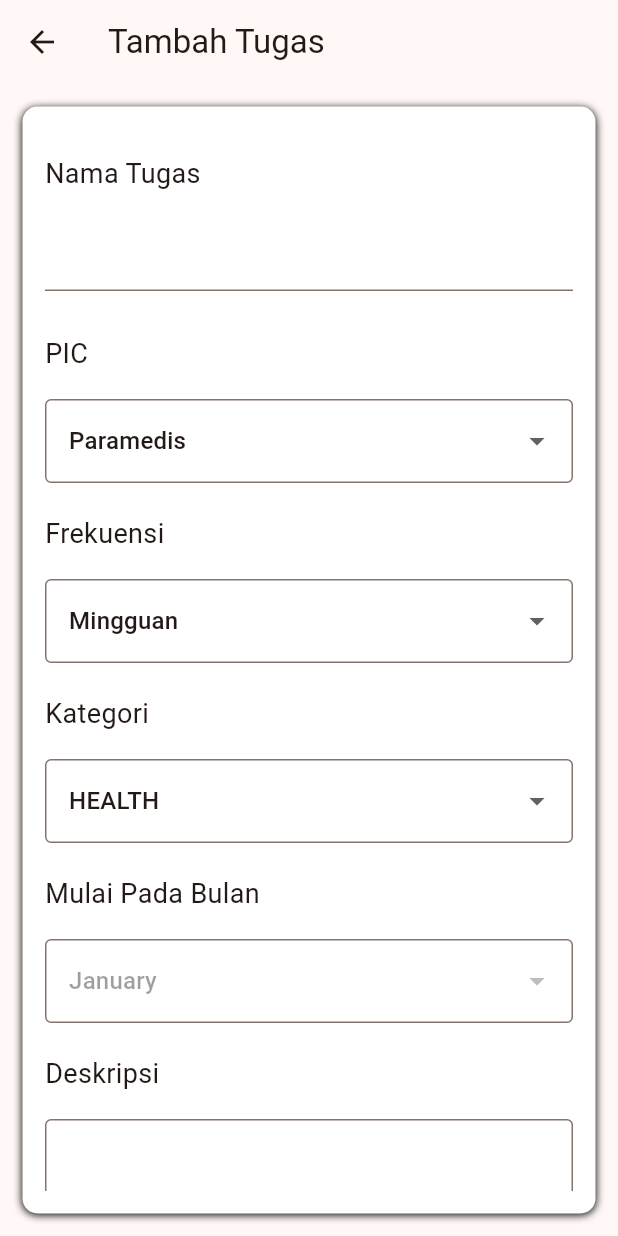
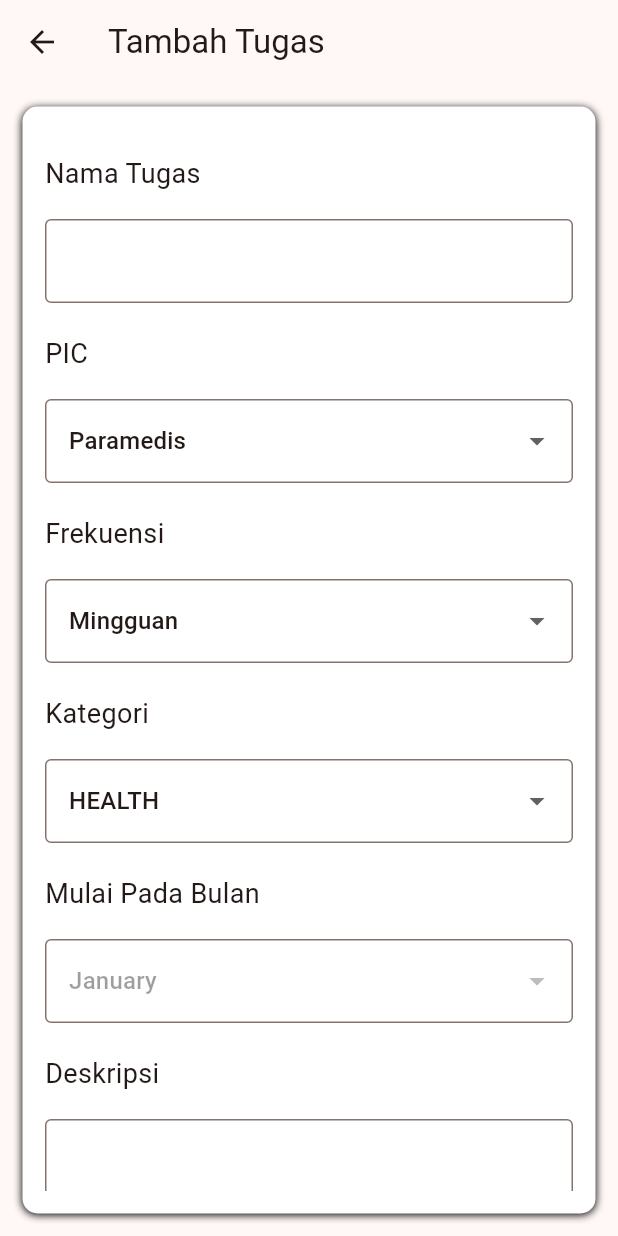
Before and after one commit to Haikal-Murtaza/pertaminaAPP, a Flutter app: the AddDataTugasPage screen opened directly, on a phone screen of 412 x 824 dp. Run offline on Flutter 3.47's test engine with Material 3 defaults, Android fonts, the light colour scheme and no system bars; our stand-ins replace cloud_firestore, firebase_core, image_picker; missing offline and left inert: dart:ffi; accounts and stored records are empty.

Commit message:
add, sort by kategori tugas done

```diff
--- a/lib/daftar_tugas/datatugas_add.dart
+++ b/lib/daftar_tugas/datatugas_add.dart
@@ -72,39 +72,86 @@ class _AddDataTugasPage extends State<AddDataTugasPage> {
           scrollDirection: Axis.vertical,
           child: Column(
             children: [
+              buildTextField('Nama Tugas', namaTugas, setWidth),
+              buildDropdownField('PIC', selectedPIC, picOptions),
+              buildDropdownField(
+                  'Frekuensi', selectedFrekuensi, frekuensiOptions),
+              buildDropdownField('Kategori', selectedKategori, kategoriOptions),
+              buildDropdownField('Mulai Pada Bulan', selectedStartMonth,
+                  monthOptions, selectedFrekuensi == 'Mingguan'),
+              buildTextField('Deskripsi', deskripsi, setWidth,
+                  isMultiLine: true),
+              buildButton('Add', Colors.grey, _addKaryawan),
+            ],
+          ),
+        ),
+      ),
+    );
+  }
+
+  Widget buildTextField(
+      String label, TextEditingController controller, double width,
+      {bool isMultiLine = false}) {
+    return Column(
+      crossAxisAlignment: CrossAxisAlignment.start,
+      children: [
         Container(
           height: 60,
           alignment: Alignment.centerLeft,
-                child: Text('Nama Tugas', style: TextStyle(fontSize: 18)),
+          child: Text(label, style: TextStyle(fontSize: 18)),
+        ),
+        SizedBox(
+          height: isMultiLine ? 120 : 60,
+          width: width,
+          child: TextFormField(
+            controller: controller,
+            textAlignVertical:
+                isMultiLine ? TextAlignVertical.top : TextAlignVertical.bottom,
+            style: TextStyle(fontSize: 16),
+            maxLines: isMultiLine ? 6 : 1,
+            decoration: InputDecoration(
+              border: OutlineInputBorder(),
+            ),
+          ),
+        ),
+      ],
+    );
+  }
+
+  Widget buildDropdownField(String label, String value, List<String> options,
+      [bool isDisabled = false]) {
+    return Column(
+      crossAxisAlignment: CrossAxisAlignment.start,
+      children: [
+        Container(
+          height: 60,
+          alignment: Alignment.centerLeft,
+          child: Text(label, style: TextStyle(fontSize: 18)),
         ),
         SizedBox(
           height: 60,
-                width: setWidth,
-                child: TextFormField(
-                  controller: namaTugas,
-                  textAlignVertical: TextAlignVertical.bottom,
-                  style: TextStyle(fontSize: 16),
-                ),
-              ),
-              Container(
-                height: 60,
-                alignment: Alignment.centerLeft,
-                child: Text('PIC', style: TextStyle(fontSize: 18)),
-              ),
-              SizedBox(
-                height: 60,
-                width: setWidth,
           child: DropdownButtonFormField(
-                  value: selectedPIC,
-                  items: picOptions.map((String pic) {
+            value: value,
+            items: options.map((String option) {
               return DropdownMenuItem(
-                      value: pic,
-                      child: Text(pic),
+                value: option,
+                child: Text(option),
               );
             }).toList(),
-                  onChanged: (newValue) {
+            onChanged: isDisabled
+                ? null
+                : (newValue) {
                     setState(() {
+                      switch (label) {
+                        case 'PIC':
                           selectedPIC = newValue.toString();
+                        case 'Frekuensi':
+                          selectedFrekuensi = newValue.toString();
+                        case 'Kategori':
+                          selectedKategori = newValue.toString();
+                        case 'Mulai Pada Bulan':
+                          selectedStartMonth = newValue.toString();
+                      }
                     });
                   },
             decoration: InputDecoration(
@@ -112,131 +159,31 @@ class _AddDataTugasPage extends State<AddDataTugasPage> {
             ),
           ),
         ),
-              Container(
-                height: 60,
-                alignment: Alignment.centerLeft,
-                child: Text('Frekuensi', style: TextStyle(fontSize: 18)),
-              ),
-              SizedBox(
-                height: 60,
-                width: setWidth,
-                child: DropdownButtonFormField(
-                  value: selectedFrekuensi,
-                  items: frekuensiOptions.map((String frekuensi) {
-                    return DropdownMenuItem(
-                      value: frekuensi,
-                      child: Text(frekuensi),
+      ],
     );
-                  }).toList(),
-                  onChanged: (newValue) {
-                    setState(() {
-                      selectedFrekuensi = newValue.toString();
-                    });
-                  },
-                  decoration: InputDecoration(
-                    border: OutlineInputBorder(),
-                  ),
-                ),
-              ),
-              Container(
-                height: 60,
-                alignment: Alignment.centerLeft,
-                child: Text('Kategori', style: TextStyle(fontSize: 18)),
-              ),
-              SizedBox(
-                height: 60,
-                width: setWidth,
-                child: DropdownButtonFormField(
-                  value: selectedKategori,
-                  items: kategoriOptions.map((String kategori) {
-                    return DropdownMenuItem(
-                      value: kategori,
-                      child: Text(kategori),
-                    );
-                  }).toList(),
-                  onChanged: (newValue) {
-                    setState(() {
-                      selectedKategori = newValue.toString();
-                    });
-                  },
-                  decoration: InputDecoration(
-                    border: OutlineInputBorder(),
-                  ),
-                ),
-              ),
-              Container(
-                height: 60,
-                alignment: Alignment.centerLeft,
-                child: Text('Mulai Pada Bulan', style: TextStyle(fontSize: 18)),
-              ),
-              SizedBox(
-                height: 60,
-                width: setWidth,
-                child: DropdownButtonFormField(
-                  value: selectedStartMonth,
-                  items: monthOptions.map((String month) {
-                    return DropdownMenuItem(
-                      value: month,
-                      child: Text(month),
-                    );
-                  }).toList(),
-                  onChanged: selectedFrekuensi == 'Mingguan'
-                      ? null
-                      : (newValue) {
-                          setState(() {
-                            selectedStartMonth = newValue.toString();
-                          });
-                        },
-                  decoration: InputDecoration(
-                    border: OutlineInputBorder(),
-                  ),
-                ),
-              ),
-              Container(
-                height: 60,
-                alignment: Alignment.centerLeft,
-                child: Text('Deskripsi', style: TextStyle(fontSize: 18)),
-              ),
-              SizedBox(
-                height: 120,
-                width: setWidth,
-                child: TextFormField(
-                  controller: deskripsi,
-                  textAlignVertical: TextAlignVertical.top,
-                  maxLines: 6,
-                  style: TextStyle(fontSize: 16),
-                  decoration: InputDecoration(
-                    border: OutlineInputBorder(),
-                  ),
-                ),
-              ),
-              Container(
+  }
+
+  Widget buildButton(String label, Color color, Function onPressed) {
+    return Container(
       margin: EdgeInsets.all(20),
       padding: EdgeInsets.symmetric(horizontal: 8),
       height: 50,
       width: 150,
       decoration: BoxDecoration(
-                  color: Colors.grey,
+        color: color,
         borderRadius: BorderRadius.all(Radius.circular(5)),
-                  border: Border.all(color: Colors.grey.shade700),
+        border: Border.all(color: color),
       ),
       child: GestureDetector(
-                  onTap: () {
-                    _addKaryawan(context);
-                  },
+        onTap: () => onPressed(context),
         child: Center(
           child: Text(
-                      'Add',
+            label,
             style: TextStyle(
               fontSize: 19,
               fontWeight: FontWeight.bold,
               color: Colors.white,
             ),
-                    ),
-                  ),
-                ),
-              ),
-            ],
           ),
         ),
       ),
@@ -267,7 +214,9 @@ class _AddDataTugasPage extends State<AddDataTugasPage> {
           backgroundColor: Colors.green,
           duration: Duration(seconds: 4),
         ));
+        Future.delayed(Duration(seconds: 2), () {
           Navigator.pop(context);
+        });
       } else {
         ScaffoldMessenger.of(context).showSnackBar(SnackBar(
           content: Text('Mohon masukkan data yang benar!'),
--- a/lib/daftar_tugas/datatugas_details.dart
+++ b/lib/daftar_tugas/datatugas_details.dart
@@ -128,7 +128,7 @@ class _DetailsDataTugasPageState extends State<DetailsDataTugasPage> {
                 children: [
                   buildButton(isEditMode ? 'Save' : 'Edit', Colors.orange,
                       _toggleEditMode),
-                  buildButton('Upload Document', Colors.blue, _uploadDocument),
+                  buildButton('Upload', Colors.blue, _uploadDocument),
                 ],
               ),
             ],
@@ -218,7 +218,7 @@ class _DetailsDataTugasPageState extends State<DetailsDataTugasPage> {
       margin: EdgeInsets.all(20),
       padding: EdgeInsets.symmetric(horizontal: 8),
       height: 50,
-      width: 150,
+      width: 130,
       decoration: BoxDecoration(
         color: color,
         borderRadius: BorderRadius.all(Radius.circular(5)),
--- a/lib/pages/home_page.dart
+++ b/lib/pages/home_page.dart
@@ -130,15 +130,15 @@ class _HomePageState extends State<HomePage> {
 
   // Function to create category task card
   Widget _buildCard(BuildContext context, String name, int tasks, Color color) {
-    double progress = tasks / 20; // Dummy progress value
+    double progress = tasks / 20;
     return Expanded(
         child: GestureDetector(
             onTap: () {
               Navigator.push(
                   context,
                   MaterialPageRoute(
-                      builder: (context) =>
-                          TugasListPage(category: name, tasks: tasks)));
+                      builder: (context) => TugasListPage(
+                          category: name.toUpperCase(), tasks: tasks)));
             },
             child: Card(
                 color: color,
```
Also changed, not shown: lib/daftar_tugas/datatugas_page.dart (+23 -11 lines). Lines whose indentation alone changed are shown as unchanged.
